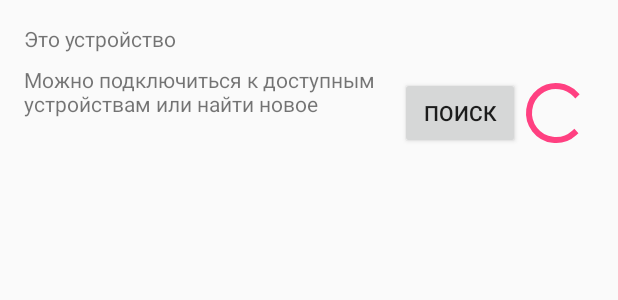
After one commit to dyadyaJora/patient-online-prototype, an Android app: the layout activity_find_device_page.xml on its own in the app's theme, with its tools: preview values and no code run, on a phone screen of 412 x 824 dp. The commit adds this screen. Shown: the top 300 px of the screen. Run offline under Robolectric (Android 15) with nearby library versions, the light colour scheme and no system bars.

Commit message:
работа с blutooth поиск\начальная синхронизация

```diff
--- a/app/build.gradle
+++ b/app/build.gradle
@@ -23,6 +23,7 @@ dependencies {
     implementation 'com.android.support:appcompat-v7:26.0.0-beta1'
     implementation 'com.android.support:design:26.0.0-beta1'
     implementation 'com.android.support.constraint:constraint-layout:1.0.2'
+    implementation 'com.android.support:support-v4:26.0.0-beta1'
     testImplementation 'junit:junit:4.12'
     androidTestImplementation 'com.android.support.test:runner:0.5'
     androidTestImplementation 'com.android.support.test.espresso:espresso-core:2.2.2'
--- a/app/src/main/AndroidManifest.xml
+++ b/app/src/main/AndroidManifest.xml
@@ -1,6 +1,9 @@
 <?xml version="1.0" encoding="utf-8"?>
 <manifest xmlns:android="http://schemas.android.com/apk/res/android"
     package="com.example.android.patientonline">
+
+    <uses-permission android:name="android.permission.BLUETOOTH" />
+    <uses-permission android:name="android.permission.BLUETOOTH_ADMIN" />
 
     <application
         android:allowBackup="true"
@@ -10,7 +13,7 @@
         android:supportsRtl="true"
         android:theme="@style/AppTheme">
         <activity
-            android:name="com.example.android.patientonline.screen.menu.MainActivity"
+            android:name=".screen.menu.MainActivity"
             android:label="@string/app_name"
             android:theme="@style/AppTheme.NoActionBar">
             <intent-filter>
@@ -19,6 +22,7 @@
                 <category android:name="android.intent.category.LAUNCHER" />
             </intent-filter>
         </activity>
+        <activity android:name=".screen.devices.ActivityFindDevicePage"></activity>
     </application>
 
 </manifest>
--- /dev/null
+++ b/app/src/main/res/layout/activity_find_device_page.xml
@@ -0,0 +1,63 @@
+<?xml version="1.0" encoding="utf-8"?>
+<android.support.constraint.ConstraintLayout xmlns:android="http://schemas.android.com/apk/res/android"
+    xmlns:app="http://schemas.android.com/apk/res-auto"
+    xmlns:tools="http://schemas.android.com/tools"
+    android:layout_width="match_parent"
+    android:layout_height="match_parent"
+    tools:context="com.example.android.patientonline.screen.devices.ActivityFindDevicePage">
+
+    <TextView
+        android:id="@+id/tvDevice"
+        android:layout_width="wrap_content"
+        android:layout_height="wrap_content"
+        android:layout_marginStart="16dp"
+        android:layout_marginTop="16dp"
+        android:text="Это устройство"
+        app:layout_constraintStart_toStartOf="parent"
+        app:layout_constraintTop_toTopOf="parent"
+        android:layout_marginLeft="16dp" />
+
+    <TextView
+        android:id="@+id/textView3"
+        android:layout_width="0dp"
+        android:layout_height="wrap_content"
+        android:layout_marginEnd="150dp"
+        android:layout_marginStart="16dp"
+        android:layout_marginTop="8dp"
+        android:text="Можно подключиться к доступным устройствам или найти новое"
+        app:layout_constraintEnd_toEndOf="parent"
+        app:layout_constraintStart_toStartOf="parent"
+        app:layout_constraintTop_toBottomOf="@+id/tvDevice" />
+
+    <Button
+        android:id="@+id/btnFindDevices"
+        android:layout_width="80dp"
+        android:layout_height="wrap_content"
+        android:layout_marginTop="51dp"
+        android:text="@string/find"
+        app:layout_constraintEnd_toStartOf="@+id/progressBarFind"
+        app:layout_constraintTop_toTopOf="parent" />
+
+    <ProgressBar
+        android:id="@+id/progressBarFind"
+        style="@style/Widget.AppCompat.ProgressBar"
+        android:layout_width="wrap_content"
+        android:layout_height="48dp"
+        android:layout_marginEnd="17dp"
+        android:layout_marginTop="51dp"
+        app:layout_constraintEnd_toEndOf="parent"
+        app:layout_constraintTop_toTopOf="parent"
+        android:layout_marginRight="17dp" />
+
+    <ListView
+        android:id="@+id/lvDevices"
+        android:layout_width="0dp"
+        android:layout_height="392dp"
+        android:layout_marginEnd="8dp"
+        android:layout_marginStart="8dp"
+        android:layout_marginTop="8dp"
+        app:layout_constraintEnd_toEndOf="parent"
+        app:layout_constraintStart_toStartOf="parent"
+        app:layout_constraintTop_toBottomOf="@+id/btnFindDevices" />
+
+</android.support.constraint.ConstraintLayout>
--- a/app/src/main/res/menu/activity_main_drawer.xml
+++ b/app/src/main/res/menu/activity_main_drawer.xml
@@ -12,6 +12,10 @@
             android:id="@+id/nav_slideshow"
             android:icon="@drawable/ic_menu_slideshow"
             android:title="О приложении" />
+        <item
+            android:id="@+id/nav_devices"
+            android:icon="@drawable/ic_menu_slideshow"
+            android:title="Устройства" />
     </group>
 
     <item android:title="Communicate">
--- a/app/src/main/res/values/strings.xml
+++ b/app/src/main/res/values/strings.xml
@@ -5,4 +5,8 @@
     <string name="navigation_drawer_close">Close navigation drawer</string>
 
     <string name="action_settings">Settings</string>
+
+    <string name="hello_blank_fragment">Hello blank fragment</string>
+    <string name="find">Поиск</string>
+    <string name="stop">Стоп</string>
 </resources>
--- a/app/src/main/res/values/styles.xml
+++ b/app/src/main/res/values/styles.xml
@@ -16,5 +16,7 @@
     <style name="AppTheme.AppBarOverlay" parent="ThemeOverlay.AppCompat.Dark.ActionBar" />
 
     <style name="AppTheme.PopupOverlay" parent="ThemeOverlay.AppCompat.Light" />
-
+    <style name="CircularProgress" parent="Theme.AppCompat.Light">
+        <item name="colorAccent">@android:color/holo_green_light</item>
+    </style>
 </resources>
```
Also changed, not shown: app/src/main/java/com/example/android/patientonline/screen/devices/ActivityFindDevicePage.java (added, +422 -0 lines), app/src/main/java/com/example/android/patientonline/screen/devices/FragmentDevicesPage.java (added, +45 -0 lines), app/src/main/java/com/example/android/patientonline/screen/menu/MainActivity.java (+9 -2 lines), app/src/main/res/layout/fragment_devices.xml (added, +24 -0 lines).
